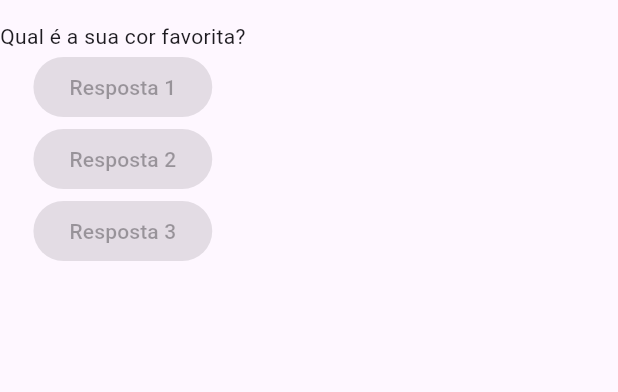
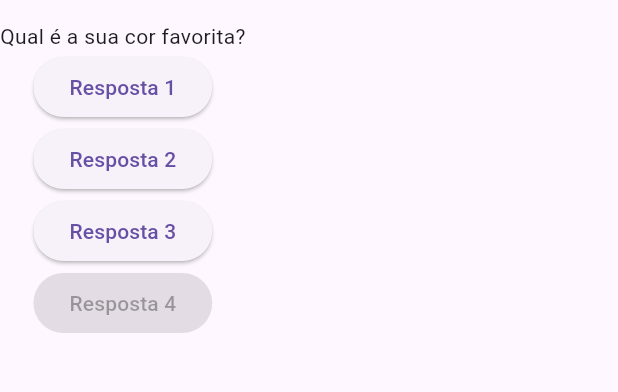
Before and after one commit to Anderlan-Nunes/perguntas, a Flutter app: the screen it shows after launch, on a phone screen of 412 x 824 dp, the part 63-455 px from its top. Run offline on Flutter 3.47's test engine with Material 3 defaults, Android fonts, the phone set to English and light mode, and no system bars.

Commit message:
fez as funções do botoes

```diff
--- a/lib/main.dart
+++ b/lib/main.dart
@@ -6,6 +6,10 @@ void main() {
 
 class PerguntaApp extends StatelessWidget {
   const PerguntaApp({super.key});
+
+  void responder() {
+    print('Pergunta respondida pelo metodo!');
+  }
 
   @override
   Widget build(BuildContext context) {
@@ -22,17 +26,25 @@ class PerguntaApp extends StatelessWidget {
         body: Column(
           children: [
             Text(perguntas[0]),
-            const ElevatedButton(
-              onPressed: null,
-              child: Text('Resposta 1'),
+            // isso é uma class um widiget(component) que eu chamo o construtor passando parametros para ela
+            ElevatedButton(
+              onPressed:
+                  responder, // exite um diferenca entre chamar uma função ou passar ela como passar metodo responder() como parametro tira o ()
+              child: const Text('Resposta 1'),
+            ),
+            ElevatedButton(
+              onPressed: () {
+                print('Resposta 2 função!');
+              },
+              child: const Text('Resposta 2'),
+            ),
+            ElevatedButton(
+              onPressed: () => print('Resposta 3 pela arrow'),
+              child: const Text('Resposta 3'),
             ),
             const ElevatedButton(
               onPressed: null,
-              child: Text('Resposta 2'),
-            ),
-            const ElevatedButton(
-              onPressed: null,
-              child: Text('Resposta 3'),
+              child: Text('Resposta 4'),
             ),
           ],
         ),
--- /dev/null
+++ b/lib/main2.dart
@@ -0,0 +1,48 @@
+import 'package:flutter/material.dart';
+
+void main() {
+  runApp(const PerguntaApp());
+}
+
+class PerguntaApp extends StatelessWidget {
+  const PerguntaApp({super.key});
+
+  void responder() {
+    print('Pergunta respondida!');
+  }
+
+  @override
+  Widget build(BuildContext context) {
+    final perguntas = [
+      'Qual é a sua cor favorita?',
+      'Qual é o seu animal favorito?',
+    ];
+
+    return MaterialApp(
+      home: Scaffold(
+        appBar: AppBar(
+          title: const Text('Perguntas'),
+        ),
+        body: Column(
+          children: [
+            Text(perguntas[0]),
+            ElevatedButton(
+              onPressed: responder,
+              child: const Text('Resposta 1'),
+            ),
+            ElevatedButton(
+              onPressed: () {
+                print('Resposta 2 foi selecionada!');
+              },
+              child: const Text('Resposta 2'),
+            ),
+            ElevatedButton(
+              onPressed: () => print('Resposta 3!!!'),
+              child: const Text('Resposta 3'),
+            ),
+          ],
+        ),
+      ),
+    );
+  }
+}
```
